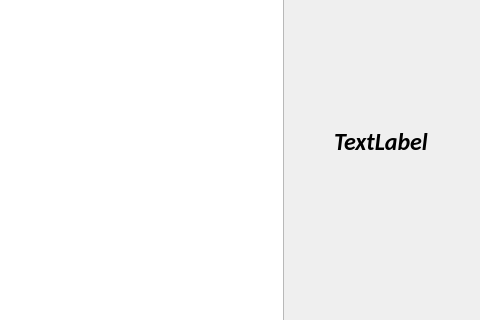
Old version of the form Designs/mainWindow.ui in the repository Sergey207/Metar-decoder; both pictures show x 544 to 1024 and y 104 to 424 of the 1024 by 768 pixel window.
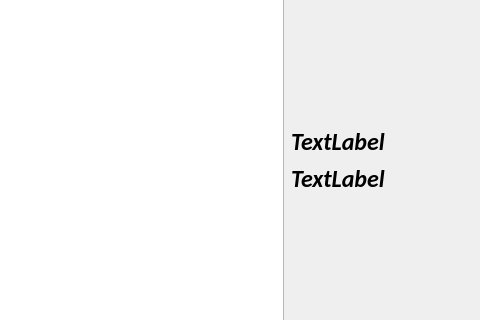
New version of the form.

The edit to the form file:
```diff
--- a/Designs/mainWindow.ui
+++ b/Designs/mainWindow.ui
@@ -145,7 +145,22 @@
                <string>TextLabel</string>
               </property>
               <property name="alignment">
-               <set>Qt::AlignCenter</set>
+               <set>Qt::AlignLeading|Qt::AlignLeft|Qt::AlignVCenter</set>
+              </property>
+             </widget>
+            </item>
+            <item>
+             <widget class="QLabel" name="lblTimeZULU">
+              <property name="font">
+               <font>
+                <family>Calibri</family>
+                <pointsize>18</pointsize>
+                <italic>true</italic>
+                <bold>true</bold>
+               </font>
+              </property>
+              <property name="text">
+               <string>TextLabel</string>
               </property>
              </widget>
             </item>
```
Left out of the diff: 2 changed lines with no effect on the pictures.
